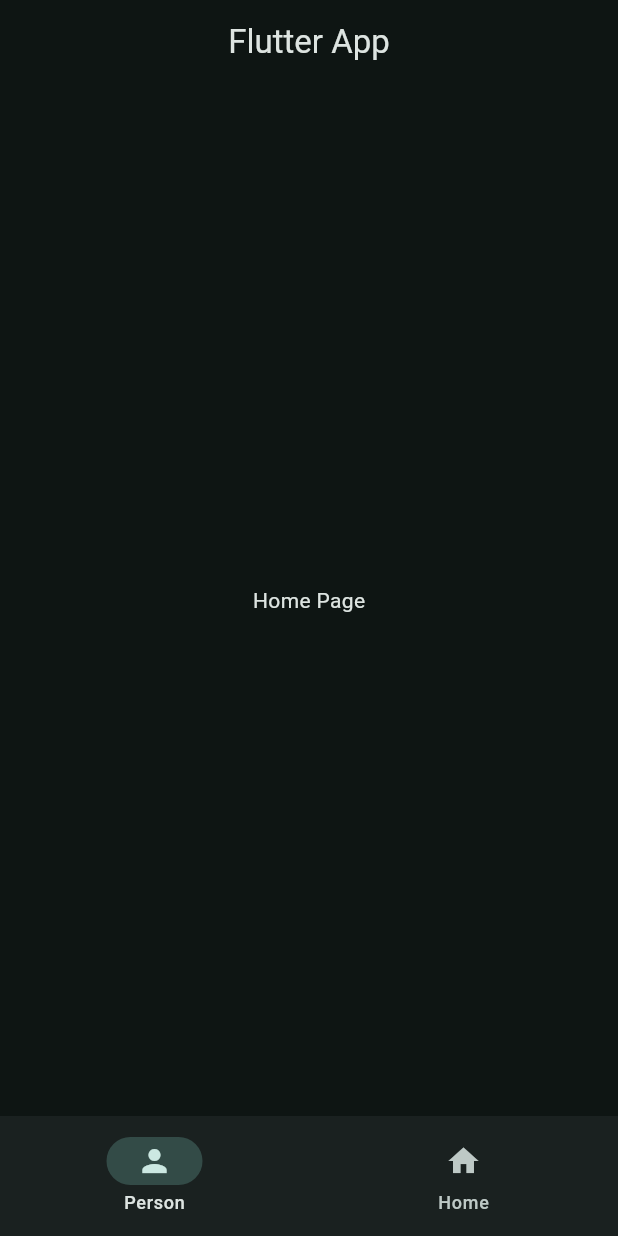
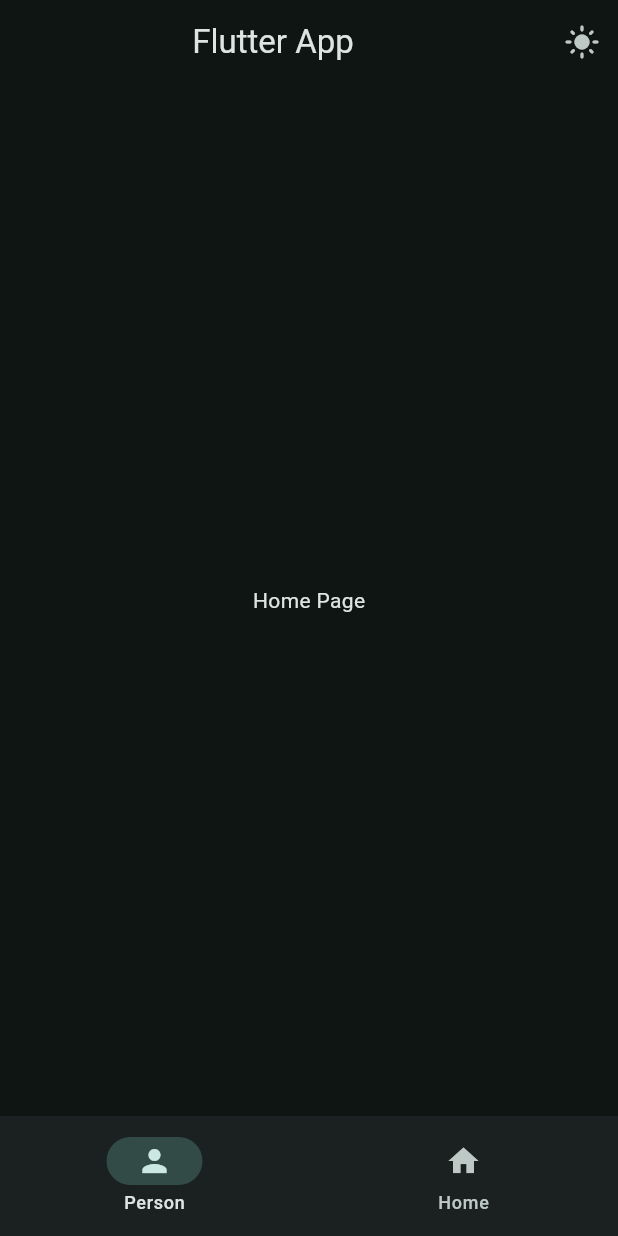
Before and after one commit to parsaestakhry/flutter_app, a Flutter app: the screen it shows after launch, on a phone screen of 412 x 824 dp. Run offline on Flutter 3.47's test engine with Material 3 defaults, Android fonts, the phone set to English and light mode, and no system bars.

Commit message:
dark mode switch added

```diff
--- a/lib/views/widget_tree.dart
+++ b/lib/views/widget_tree.dart
@@ -11,8 +11,21 @@ class WidgetTree extends StatelessWidget {
 
   @override
   Widget build(BuildContext context) {
+    return ValueListenableBuilder(
+      valueListenable: isDarkModeNotifier,
+      builder: (context, value, child) {
         return Scaffold(
-      appBar: AppBar(title: Center(child: Text("Flutter App"))),
+          appBar: AppBar(
+            title: Center(child: Text("Flutter App")),
+            actions: [
+              IconButton(
+                onPressed: () {
+                  isDarkModeNotifier.value = !value;
+                },
+                icon: Icon(Icons.light_mode),
+              ),
+            ],
+          ),
           body: ValueListenableBuilder(
             valueListenable: selectedPageNotifier,
             builder: (context, selectedPage, child) {
@@ -21,5 +34,7 @@ class WidgetTree extends StatelessWidget {
           ),
           bottomNavigationBar: NavbarWidget(),
         );
+      },
+    );
   }
 }
```
Lines whose indentation alone changed are shown as unchanged.
